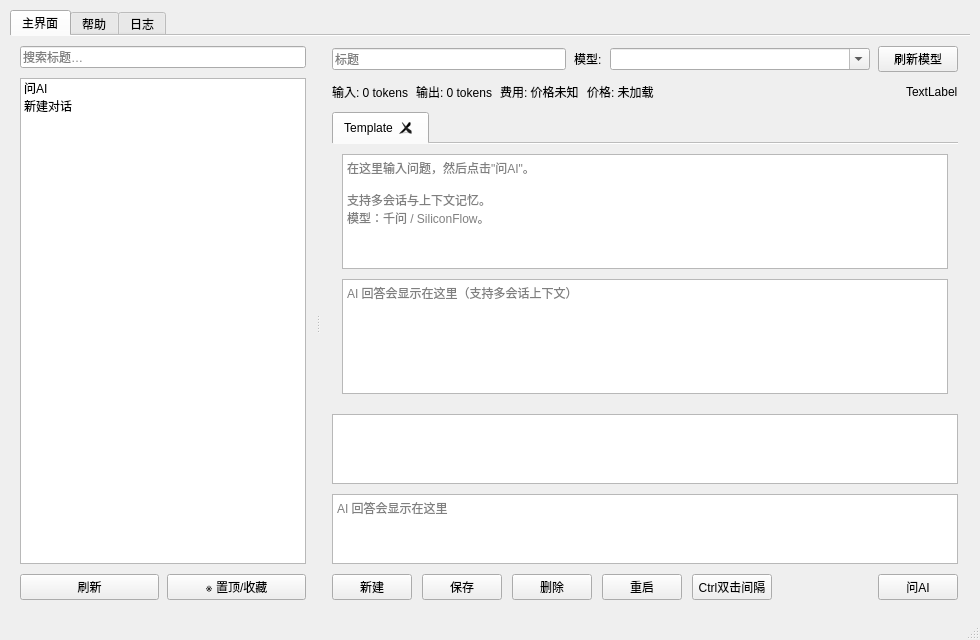
Before: the Qt Designer form 999.0/src/l_notepad/main_window.ui in Lugwit123/l_notepad, drawn with Qt 5.
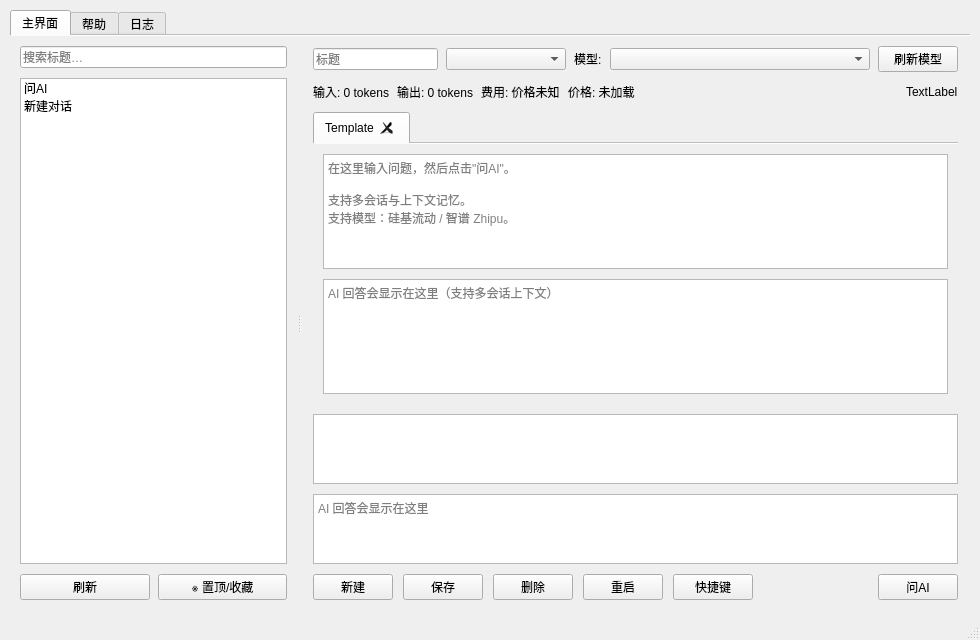
After: the same form once the commit is applied.

Diff of the .ui file:
```diff
--- a/999.0/src/l_notepad/main_window.ui
+++ b/999.0/src/l_notepad/main_window.ui
@@ -170,6 +170,16 @@
                 </property>
                </widget>
               </item>
+              <item>
+               <widget class="QComboBox" name="provider_combo">
+                <property name="minimumSize">
+                 <size>
+                  <width>120</width>
+                  <height>0</height>
+                 </size>
+                </property>
+               </widget>
+              </item>
               <item>
                <widget class="QLabel" name="label_model">
                 <property name="text">
@@ -186,7 +196,7 @@
                  </size>
                 </property>
                 <property name="editable">
-                 <bool>true</bool>
+                 <bool>false</bool>
                 </property>
                </widget>
               </item>
@@ -297,7 +307,7 @@
                    <string>在这里输入问题，然后点击&quot;问AI&quot;。
 
 支持多会话与上下文记忆。
-模型：千问 / SiliconFlow。</string>
+支持模型：硅基流动 / 智谱 Zhipu。</string>
                   </property>
                  </widget>
                 </item>
@@ -374,7 +384,7 @@
               <item>
                <widget class="QPushButton" name="btn_ctrl_interval">
                 <property name="text">
-                 <string>Ctrl双击间隔</string>
+                 <string>快捷键</string>
                 </property>
                </widget>
               </item>
```
Left out of the diff: 2 changed lines with no effect on the pictures.
